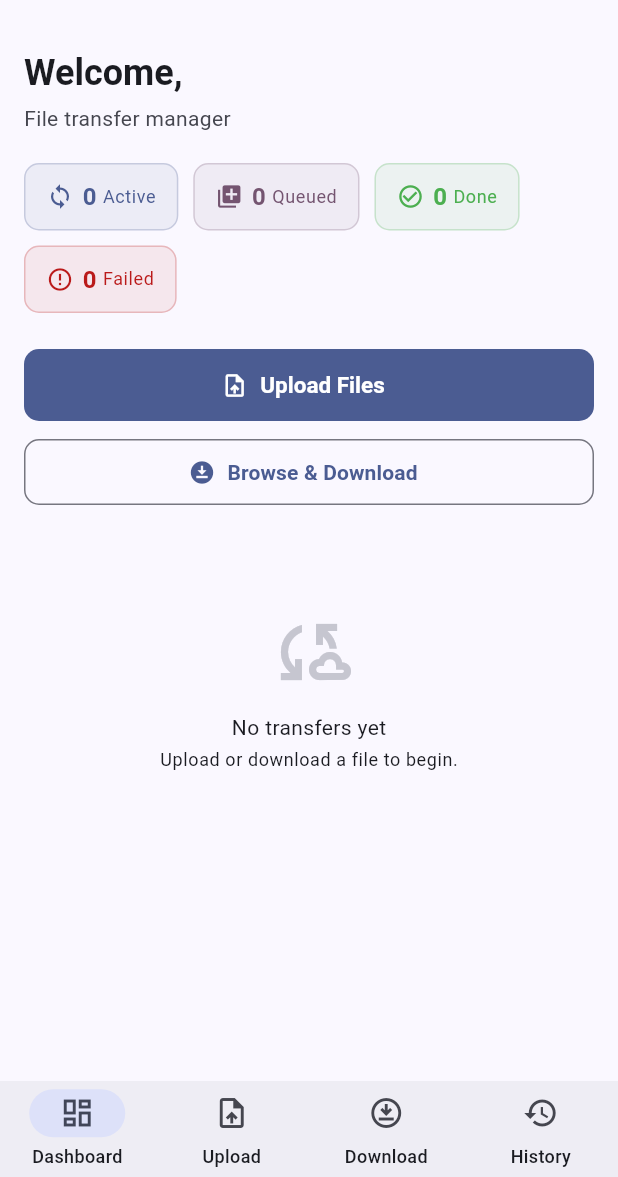
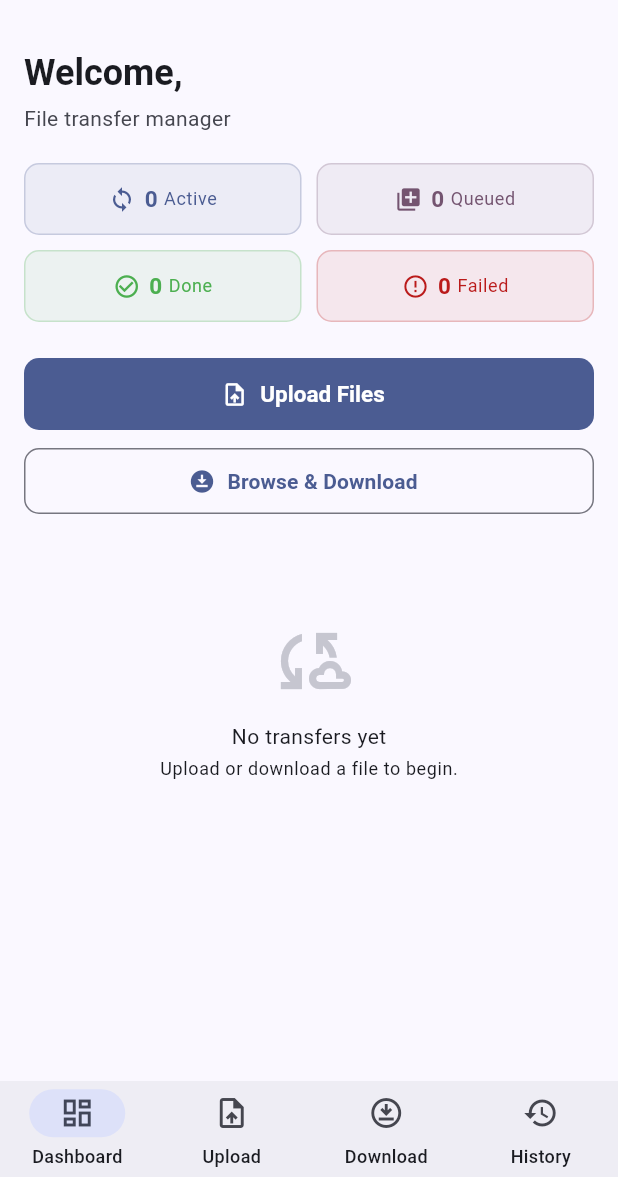
Before and after one commit to LalremLian/POS-Transfer, a Flutter app: the DashboardScreen screen opened by its route, on a phone screen of 412 x 824 dp, the part 59-1236 px from its top. Run offline on Flutter 3.47's test engine with Material 3 defaults, Android fonts, the phone set to English and light mode, and no system bars; our stand-ins replace connectivity_plus, dio, equatable, file_picker, flutter_local_notifications, flutter_riverpod and 4 more; missing offline and left inert: flutter_foreground_task; accounts and stored records are empty.

Commit message:
Refactor dashboard layout responsiveness and improve notification cleanup
- Update `.gitignore` to exclude signing keys (`.jks`, `.keystore`, `.p12`) and environment/secret files.
- Implement responsive grid layout for dashboard stat chips using `LayoutBuilder` and `GridView.builder`.
- Simplify `DashboardScreen` transfer roster view to show only active transfers.
- Add text overflow handling and standard `super.key` constructors across dashboard widgets.
- Add `cancelAll` method to `NotificationService` and update `TransferServiceObserver` to cancel notifications when transfers are removed from the roster.
- Adjust right padding on `TransferCard` action buttons for consistent spacing.

```diff
--- a/lib/core/services/notification_service.dart
+++ b/lib/core/services/notification_service.dart
@@ -110,7 +110,7 @@ class NotificationService {
     await android?.createNotificationChannel(serviceChannel);
   }
 
-  // ── Upload ────────────────────────────────────────────────────────────
+  // Upload
 
   void notifyUploadStarted(String id, String fileName) {
     _show(
@@ -167,7 +167,7 @@ class NotificationService {
     );
   }
 
-  // ── Download ──────────────────────────────────────────────────────────
+  // Download
 
   void notifyDownloadStarted(String id, String fileName) {
     _show(
@@ -229,7 +229,12 @@ class NotificationService {
     _plugin.cancel(_notifId(transferId));
   }
 
-  // ── Internal ──────────────────────────────────────────────────────────
+  Future<void> cancelAll() async {
+    _lastProgressNotif.clear();
+    await _plugin.cancelAll();
+  }
+
+  // Internal
 
   bool _isThrottled(String id, TransferConfig config) {
     final now = DateTime.now();
--- a/lib/core/services/transfer_service_observer.dart
+++ b/lib/core/services/transfer_service_observer.dart
@@ -169,9 +169,14 @@ class _TransferServiceObserverState
       });
     }
 
-    // Clean up tracking for removed transfers.
+    // Clean up tracking & cancel notifications for removed transfers.
     final allIds = roster.map((t) => t.id).toSet();
-    _lastStatus.removeWhere((id, _) => !allIds.contains(id));
+    final removedIds =
+        _lastStatus.keys.where((id) => !allIds.contains(id)).toList();
+    for (final id in removedIds) {
+      _lastStatus.remove(id);
+      _notif.cancel(id);
+    }
     _autoPausedIds.removeWhere((id) => !allIds.contains(id));
   }
 
--- a/lib/features/dashboard/presentation/screens/dashboard_screen.dart
+++ b/lib/features/dashboard/presentation/screens/dashboard_screen.dart
@@ -4,7 +4,6 @@ import 'package:go_router/go_router.dart';
 
 import '../../../../app/router/app_router.dart';
 import '../../../authentication/presentation/providers/auth_provider.dart';
-import '../../../transfers/domain/entities/transfer_entity.dart';
 import '../../../transfers/presentation/providers/transfer_providers.dart';
 import '../widgets/dashboard_screen_widget.dart';
 
@@ -80,32 +79,38 @@ class DashboardScreen extends ConsumerWidget {
                         )),
                 const SizedBox(height: 20),
 
-                // Stat chips
-                Wrap(
-                  spacing: 10,
-                  runSpacing: 10,
-                  children: [
-                    StatChip(
-                        icon: Icons.sync,
-                        label: 'Active',
-                        value: counts.active,
-                        color: cs.primary),
-                    StatChip(
-                        icon: Icons.queue,
-                        label: 'Queued',
-                        value: counts.queued,
-                        color: cs.tertiary),
-                    StatChip(
-                        icon: Icons.check_circle_outline,
-                        label: 'Done',
-                        value: counts.completed,
-                        color: Colors.green),
-                    StatChip(
-                        icon: Icons.error_outline,
-                        label: 'Failed',
-                        value: counts.failed,
-                        color: cs.error),
-                  ],
+                // Responsive Stat chips
+                LayoutBuilder(
+                  builder: (context, constraints) {
+                    final crossAxisCount = constraints.maxWidth >= 600 ? 4 : 2;
+                    final items = [
+                      (Icons.sync, 'Active', counts.active, cs.primary),
+                      (Icons.queue, 'Queued', counts.queued, cs.tertiary),
+                      (Icons.check_circle_outline, 'Done', counts.completed, Colors.green),
+                      (Icons.error_outline, 'Failed', counts.failed, cs.error),
+                    ];
+
+                    return GridView.builder(
+                      shrinkWrap: true,
+                      physics: const NeverScrollableScrollPhysics(),
+                      itemCount: items.length,
+                      gridDelegate: SliverGridDelegateWithFixedCrossAxisCount(
+                        crossAxisCount: crossAxisCount,
+                        mainAxisSpacing: 10,
+                        crossAxisSpacing: 10,
+                        mainAxisExtent: 48,
+                      ),
+                      itemBuilder: (context, index) {
+                        final (icon, label, val, color) = items[index];
+                        return StatChip(
+                          icon: icon,
+                          label: label,
+                          value: val,
+                          color: color,
+                        );
+                      },
+                    );
+                  },
                 ),
                 const SizedBox(height: 24),
 
@@ -134,17 +139,9 @@ class DashboardScreen extends ConsumerWidget {
                   data: (roster) {
                     if (roster.isEmpty) return const EmptyState();
 
-                    // Active + paused at the top, then completed, then cancelled.
+                    // Active transfers at the top.
                     final active =
                         roster.where((t) => t.isActive).toList();
-                    final done = roster
-                        .where((t) => t.status == TransferStatus.completed)
-                        .toList();
-                    final failed = roster
-                        .where((t) =>
-                            t.status == TransferStatus.failed ||
-                            t.status == TransferStatus.cancelled)
-                        .toList();
 
                     return Column(
                       crossAxisAlignment: CrossAxisAlignment.start,
@@ -153,19 +150,6 @@ class DashboardScreen extends ConsumerWidget {
                           SectionLabel('Active (${active.length})'),
                           const SizedBox(height: 8),
                           TransferList(ids: active.map((t) => t.id).toList()),
-                          const SizedBox(height: 20),
-                        ],
-                        if (done.isNotEmpty) ...[
-                          SectionLabel('Completed (${done.length})'),
-                          const SizedBox(height: 8),
-                          TransferList(ids: done.map((t) => t.id).toList()),
-                          const SizedBox(height: 20),
-                        ],
-                        if (failed.isNotEmpty) ...[
-                          SectionLabel('Failed / Cancelled (${failed.length})'),
-                          const SizedBox(height: 8),
-                          TransferList(
-                              ids: failed.map((t) => t.id).toList()),
                           const SizedBox(height: 20),
                         ],
                         TextButton.icon(
--- a/lib/features/dashboard/presentation/widgets/dashboard_screen_widget.dart
+++ b/lib/features/dashboard/presentation/widgets/dashboard_screen_widget.dart
@@ -1,9 +1,9 @@
-import 'package:flutter/cupertino.dart';
 import 'package:flutter/material.dart';
 
 import '../../../transfers/presentation/widgets/transfer_card.dart';
+
 class TransferList extends StatelessWidget {
-  const TransferList({required this.ids});
+  const TransferList({super.key, required this.ids});
   final List<String> ids;
 
   @override
@@ -19,7 +19,7 @@ class TransferList extends StatelessWidget {
 }
 
 class SectionLabel extends StatelessWidget {
-  const SectionLabel(this.text);
+  const SectionLabel(this.text, {super.key});
   final String text;
 
   @override
@@ -34,6 +34,7 @@ class SectionLabel extends StatelessWidget {
 
 class StatChip extends StatelessWidget {
   const StatChip({
+    super.key,
     required this.icon,
     required this.label,
     required this.value,
@@ -47,26 +48,36 @@ class StatChip extends StatelessWidget {
   @override
   Widget build(BuildContext context) {
     return Container(
-      padding: const EdgeInsets.symmetric(horizontal: 14, vertical: 10),
+      padding: const EdgeInsets.symmetric(horizontal: 10, vertical: 10),
       decoration: BoxDecoration(
         color: color.withAlpha(20),
         borderRadius: BorderRadius.circular(10),
         border: Border.all(color: color.withAlpha(60)),
       ),
       child: Row(
-        mainAxisSize: MainAxisSize.min,
+        mainAxisAlignment: MainAxisAlignment.center,
         children: [
           Icon(icon, color: color, size: 18),
           const SizedBox(width: 6),
-          Text('$value',
-              style: TextStyle(
-                  color: color, fontWeight: FontWeight.w700, fontSize: 16)),
+          Text(
+            '$value',
+            style: TextStyle(
+              color: color,
+              fontWeight: FontWeight.w700,
+              fontSize: 15,
+            ),
+          ),
           const SizedBox(width: 4),
-          Text(label,
+          Flexible(
+            child: Text(
+              label,
               style: Theme.of(context)
                   .textTheme
                   .bodySmall
-                  ?.copyWith(color: color)),
+                  ?.copyWith(color: color),
+              overflow: TextOverflow.ellipsis,
+            ),
+          ),
         ],
       ),
     );
@@ -74,7 +85,7 @@ class StatChip extends StatelessWidget {
 }
 
 class EmptyState extends StatelessWidget {
-  const EmptyState();
+  const EmptyState({super.key});
 
   @override
   Widget build(BuildContext context) {
@@ -100,7 +111,7 @@ class EmptyState extends StatelessWidget {
 }
 
 class ErrorState extends StatelessWidget {
-  const ErrorState({required this.message});
+  const ErrorState({super.key, required this.message});
   final String message;
 
   @override
--- a/lib/features/downloads/presentation/widgets/download_screen_widgets.dart
+++ b/lib/features/downloads/presentation/widgets/download_screen_widgets.dart
@@ -8,7 +8,6 @@ import '../../../transfers/domain/entities/transfer_manager.dart';
 import '../../../transfers/presentation/providers/transfer_providers.dart';
 import '../../domain/entities/remote_file.dart';
 import '../providers/download_providers.dart';
-// ── Remote file card ─────────────────────────────────────────────────────
 
 class RemoteFileCard extends ConsumerWidget {
   const RemoteFileCard({required this.file});
@@ -105,7 +104,7 @@ class _DownloadButton extends ConsumerWidget {
   }
 }
 
-// ── Active transfer progress ──────────────────────────────────────────────
+// Active transfer progress
 
 class _ActiveTransferRow extends ConsumerWidget {
   const _ActiveTransferRow({required this.transferId});
@@ -234,7 +233,7 @@ class _Btn extends StatelessWidget {
   }
 }
 
-// ── Status chip ───────────────────────────────────────────────────────────
+// Status chip
 
 class _StatusChip extends StatelessWidget {
   const _StatusChip({required this.status});
--- a/lib/features/transfers/presentation/widgets/transfer_card.dart
+++ b/lib/features/transfers/presentation/widgets/transfer_card.dart
@@ -189,7 +189,9 @@ class _Btn extends StatelessWidget {
     final color = danger
         ? Theme.of(context).colorScheme.error
         : Theme.of(context).colorScheme.primary;
-    return OutlinedButton.icon(
+    return Padding(
+      padding: const EdgeInsets.only(right: 8),
+      child: OutlinedButton.icon(
         onPressed: onTap,
         icon: Icon(icon, size: 16, color: color),
         label: Text(label, style: TextStyle(color: color, fontSize: 12)),
@@ -197,6 +199,7 @@ class _Btn extends StatelessWidget {
           minimumSize: const Size(0, 30),
           padding: const EdgeInsets.symmetric(horizontal: 8),
           side: BorderSide(color: color.withAlpha(80)),
+        ),
       ),
     );
   }
```
Also changed, not shown: 1 other file. Lines whose indentation alone changed are shown as unchanged.
